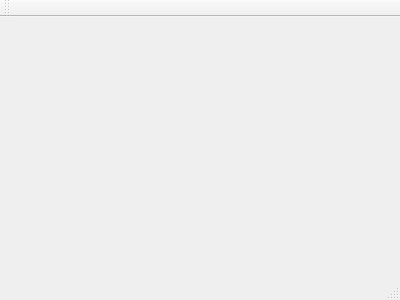
First picture: the form in mywindow.ui, repository Faelwen/QtFirstGUI, before the edit.
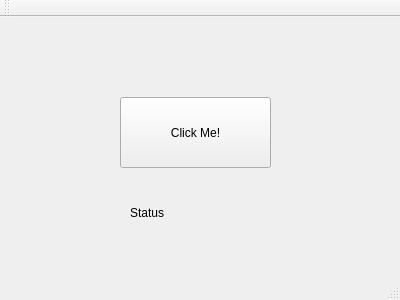
Second picture: the form after the edit.

Commit message: End app

What changed in the file:
```diff
--- a/mywindow.ui
+++ b/mywindow.ui
@@ -12,13 +12,55 @@
   <property name="windowTitle" >
    <string>MyWindow</string>
   </property>
-  <widget class="QMenuBar" name="menuBar" />
-  <widget class="QToolBar" name="mainToolBar" />
-  <widget class="QWidget" name="centralWidget" />
-  <widget class="QStatusBar" name="statusBar" />
+  <widget class="QWidget" name="centralWidget">
+   <widget class="QPushButton" name="pushButton">
+    <property name="geometry">
+     <rect>
+      <x>120</x>
+      <y>80</y>
+      <width>151</width>
+      <height>71</height>
+     </rect>
+    </property>
+    <property name="text">
+     <string>Click Me!</string>
+    </property>
+   </widget>
+   <widget class="QLabel" name="label">
+    <property name="geometry">
+     <rect>
+      <x>130</x>
+      <y>180</y>
+      <width>71</width>
+      <height>31</height>
+     </rect>
+    </property>
+    <property name="text">
+     <string>Status</string>
+    </property>
+   </widget>
+  </widget>
+  <widget class="QMenuBar" name="menuBar">
+   <property name="geometry">
+    <rect>
+     <x>0</x>
+     <y>0</y>
+     <width>400</width>
+     <height>21</height>
+    </rect>
+   </property>
+  </widget>
+  <widget class="QToolBar" name="mainToolBar">
+   <attribute name="toolBarArea">
+    <enum>TopToolBarArea</enum>
+   </attribute>
+   <attribute name="toolBarBreak">
+    <bool>false</bool>
+   </attribute>
+  </widget>
+  <widget class="QStatusBar" name="statusBar"/>
  </widget>
- <layoutDefault spacing="6" margin="11" />
- <pixmapfunction></pixmapfunction>
+ <layoutdefault spacing="6" margin="11"/>
  <resources/>
  <connections/>
 </ui>
```
Left out of the diff: 7 changed lines with no effect on the pictures. The commit also changes 2 other files.
